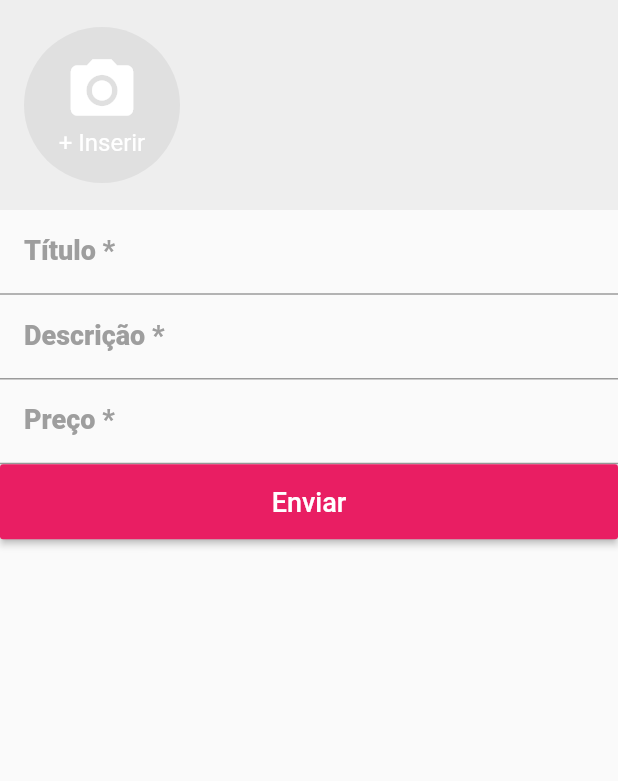
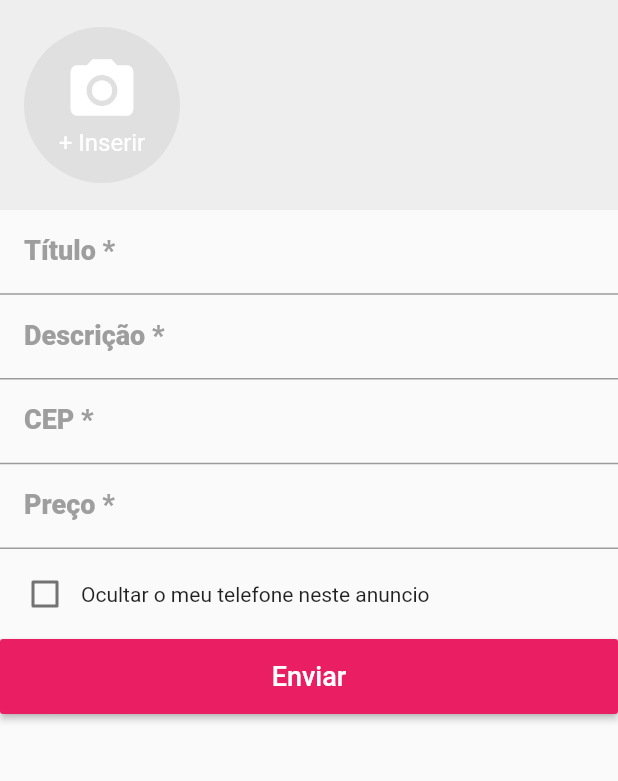
Before and after one commit to migueloli/xlo, a Flutter app: the CreateScreen screen opened directly, on a phone screen of 412 x 824 dp, the part 84-865 px from its top. Run offline on Flutter 3.47's test engine with Material 2 defaults, Android fonts, the phone set to English and light mode, and no system bars; our stand-ins replace brasil_fields, dio, image_picker, rxdart.

Commit message:
- Aulas dia 24/04/2020.

```diff
--- a/lib/blocs/cep_bloc.dart
+++ b/lib/blocs/cep_bloc.dart
@@ -25,6 +25,10 @@ class CepBloc {
 
   final BehaviorSubject<CepBlocState> _cepController = BehaviorSubject<CepBlocState>();
   Stream<CepBlocState> get outCep => _cepController.stream;
+
+  CepBloc() {
+    onChanged("");
+  }
 
   void onChanged(String cep) {
     cep = cep.trim().replaceAll('-', '').replaceAll('.', '');
--- /dev/null
+++ b/lib/blocs/create_bloc.dart
@@ -0,0 +1,32 @@
+import 'package:rxdart/rxdart.dart';
+import 'package:xlo/models/ad.dart';
+
+enum CreateState{
+  IDLE,
+  LOADING,
+  DONE
+}
+
+class CreateBloc {
+
+  final BehaviorSubject<CreateState> _stateController =
+    BehaviorSubject<CreateState>.seeded(CreateState.IDLE);
+
+  Stream<CreateState> get outState => _stateController.stream;
+
+  Future<bool> saveAd(Ad ad) async {
+    _stateController.add(CreateState.LOADING);
+
+    // Send ad to repo.
+    await Future.delayed(Duration(seconds: 3));
+
+    _stateController.add(CreateState.DONE);
+
+    return true;
+  }
+
+  void dispose() {
+    _stateController.close();
+  }
+
+}
--- a/lib/common/cep_field.dart
+++ b/lib/common/cep_field.dart
@@ -50,7 +50,7 @@ class _CepFieldState extends State<CepField> {
                 CepInputFormatter(),
               ],
               onSaved: (c) {
-                onSaved(Address());
+                onSaved(snapshot.data.address);
               },
               onChanged: _cepBloc.onChanged,
               validator: (c) {
@@ -65,11 +65,59 @@ class _CepFieldState extends State<CepField> {
                     return null;
                 }
               },
-            )
+            ),
+            _buildInformation(snapshot.data),
           ],
         );
       }
     );
+  }
+
+  Widget _buildInformation(CepBlocState state) {
+    switch (state.cepFieldState) {
+      case CepFieldState.INITIALIZING:
+      case CepFieldState.INCOMPLETE:
+        return Container();
+      case CepFieldState.INVALID:
+        return Container(
+            height: 50,
+            padding: const EdgeInsets.all(8),
+            color: Colors.red.withAlpha(100),
+            alignment: Alignment.center,
+            child: Text(
+              'CEP Inválido',
+              textAlign: TextAlign.center,
+              style: TextStyle(fontWeight: FontWeight.w600, color: Colors.red),
+            )
+          );
+      case CepFieldState.API_ACCESS_ERROR:
+        return Container(
+          height: 50,
+          padding: const EdgeInsets.all(8),
+          color: Colors.red.withAlpha(100),
+          alignment: Alignment.center,
+          child: Text(
+            'Ocorreu um erro ao conectar.',
+            textAlign: TextAlign.center,
+            style: TextStyle(fontWeight: FontWeight.w600, color: Colors.red),
+          )
+        );
+      case CepFieldState.VALID:
+        final _address = state.address;
+        return Container(
+          height: 50,
+          padding: const EdgeInsets.all(8),
+          color: Colors.pink,
+          alignment: Alignment.center,
+          child: Text(
+            'Localização: ${_address.district} - ${_address.city} - ${_address.federativeUnit}',
+            textAlign: TextAlign.center,
+            style: TextStyle(fontWeight: FontWeight.w600, color: Colors.white),
+          )
+        );
+    }
+
+    return Container();
   }
 
   void dispose() {
--- /dev/null
+++ b/lib/models/ad.dart
@@ -0,0 +1,15 @@
+import 'address.dart';
+
+class Ad {
+
+  List<dynamic> images;
+  String title;
+  String description;
+  Address address;
+  num price;
+  bool hidePhone;
+
+  @override
+  String toString() => '$images, $title, $description, $address, $price, $hidePhone';
+
+}
--- a/lib/screens/create/create_screen.dart
+++ b/lib/screens/create/create_screen.dart
@@ -1,8 +1,14 @@
 import 'package:brasil_fields/formatter/real_input_formatter.dart';
 import 'package:flutter/material.dart';
 import 'package:flutter/services.dart';
+import 'package:provider/provider.dart';
+import 'package:xlo/blocs/create_bloc.dart';
+import 'package:xlo/blocs/drawer_bloc.dart';
+import 'package:xlo/blocs/home_bloc.dart';
 import 'package:xlo/common/cep_field.dart';
 import 'package:xlo/common/custom_drawer/custom_drawer.dart';
+import 'package:xlo/models/ad.dart';
+import 'package:xlo/screens/create/widgets/hide_phone_widget.dart';
 import 'widgets/images_field.dart';
 
 class CreateScreen extends StatefulWidget {
@@ -13,6 +19,14 @@ class CreateScreen extends StatefulWidget {
 class _CreateScreenState extends State<CreateScreen> {
 
   final GlobalKey<FormState> _formKey = GlobalKey<FormState>();
+  CreateBloc _createBloc;
+  Ad ad = Ad();
+
+  @override
+  void initState() {
+    _createBloc = CreateBloc();
+    super.initState();
+  }
 
   @override
   Widget build(BuildContext context) {
@@ -24,11 +38,30 @@ class _CreateScreenState extends State<CreateScreen> {
       drawer: CustomDrawer(),
       body: Form(
         key: _formKey,
-        child: ListView(
+        child: StreamBuilder<CreateState>(
+          stream: _createBloc.outState,
+          builder: (context, snapshot) {
+            if(snapshot.data == CreateState.LOADING) {
+              return Center(
+                child: Container(
+                  width: 300.0,
+                  height: 300.0,
+                  alignment: Alignment.center,
+                  child: CircularProgressIndicator(
+                    valueColor: AlwaysStoppedAnimation<Color>(
+                      Colors.pink,
+                    ),
+                    strokeWidth: 5.0,
+                  ),
+                ),
+              );
+            }
+
+            return ListView(
               children: <Widget>[
                 ImagesField(
                   onSaved: (images) {
-                print(images);
+                    ad.images = images;
                   },
                   initialValue: [],
                 ),
@@ -49,9 +82,7 @@ class _CreateScreenState extends State<CreateScreen> {
 
                     return null;
                   },
-              onSaved: (t) {
-
-              },
+                  onSaved: (t) => ad.title = t,
                 ),
                 TextFormField(
                   maxLines: null,
@@ -75,9 +106,7 @@ class _CreateScreenState extends State<CreateScreen> {
 
                     return null;
                   },
-              onSaved: (d) {
-
-              },
+                  onSaved: (d) => ad.description = d,
                 ),
                 CepField(
                   decoration: InputDecoration(
@@ -89,9 +118,7 @@ class _CreateScreenState extends State<CreateScreen> {
                     ),
                     contentPadding: const EdgeInsets.fromLTRB(16, 10, 12, 10),
                   ),
-              onSaved: (a) {
-
-              },
+                  onSaved: (a) => ad.address = a,
                 ),
                 TextFormField(
                   decoration: InputDecoration(
@@ -116,22 +143,37 @@ class _CreateScreenState extends State<CreateScreen> {
                       return 'Campo obrigatório';
                     }
 
-                if (double.tryParse(text) == null) {
+                    var price = double.tryParse(getSanitizedText(text));
+                    if (price == null) {
                       return 'Utilize valores válidos';
+                    }
+
+                    if(price <= 0) {
+                      return "O valor precisa ser maior que zero.";
                     }
 
                     return null;
                   },
-              onSaved: (price) {
-
-              },
+                  onSaved: (p) => ad.price = double.parse(getSanitizedText(p)),
+                ),
+                HidePhoneWidget(
+                  onSaved: (h) => ad.hidePhone = h,
+                  initialValue: false,
                 ),
                 Container(
                   height: 50,
                   child: RaisedButton(
-                onPressed: () {
+                    onPressed: () async {
                       if(_formKey.currentState.validate()){
+                        _formKey.currentState.save();
 
+                        Provider.of<HomeBloc>(context).addAd(ad);
+
+                        final bool success = await _createBloc.saveAd(ad);
+
+                        if(success) {
+                          Provider.of<DrawerBloc>(context).setPage(0);
+                        }
                       }
                     },
                     color: Colors.pink,
@@ -146,10 +188,21 @@ class _CreateScreenState extends State<CreateScreen> {
                   ),
                 )
               ],
+            );
+          }
         ),
       ),
     );
   }
 
+  String getSanitizedText(String text) {
+    return text.replaceAll('.', '').replaceAll(',', '\.');
+  }
+
+  @override
+  void dispose() {
+    _createBloc?.dispose();
+    super.dispose();
+  }
 
 }
--- /dev/null
+++ b/lib/screens/create/widgets/hide_phone_widget.dart
@@ -0,0 +1,24 @@
+import 'package:flutter/material.dart';
+
+class HidePhoneWidget extends FormField<bool> {
+
+  HidePhoneWidget({FormFieldSetter onSaved, bool initialValue}) : super(
+    initialValue: initialValue,
+    onSaved: onSaved,
+    builder: (state) {
+      return Padding(
+        padding: const EdgeInsets.all(6),
+        child: Row(
+          children: <Widget>[
+            Checkbox(
+              value: state.value,
+              onChanged: (b) => state.didChange(b),
+            ),
+            const Text("Ocultar o meu telefone neste anuncio")
+          ],
+        ),
+      );
+    }
+  );
+
+}
```
Also changed, not shown: lib/blocs/home_bloc.dart (+10 -0 lines), lib/screens/home/home_screen.dart (+21 -0 lines), lib/screens/home/widgets/product_tile.dart (added, +69 -0 lines), lib/screens/product/product_screen.dart (added, +29 -0 lines), 1 other file. Lines whose indentation alone changed are shown as unchanged.
